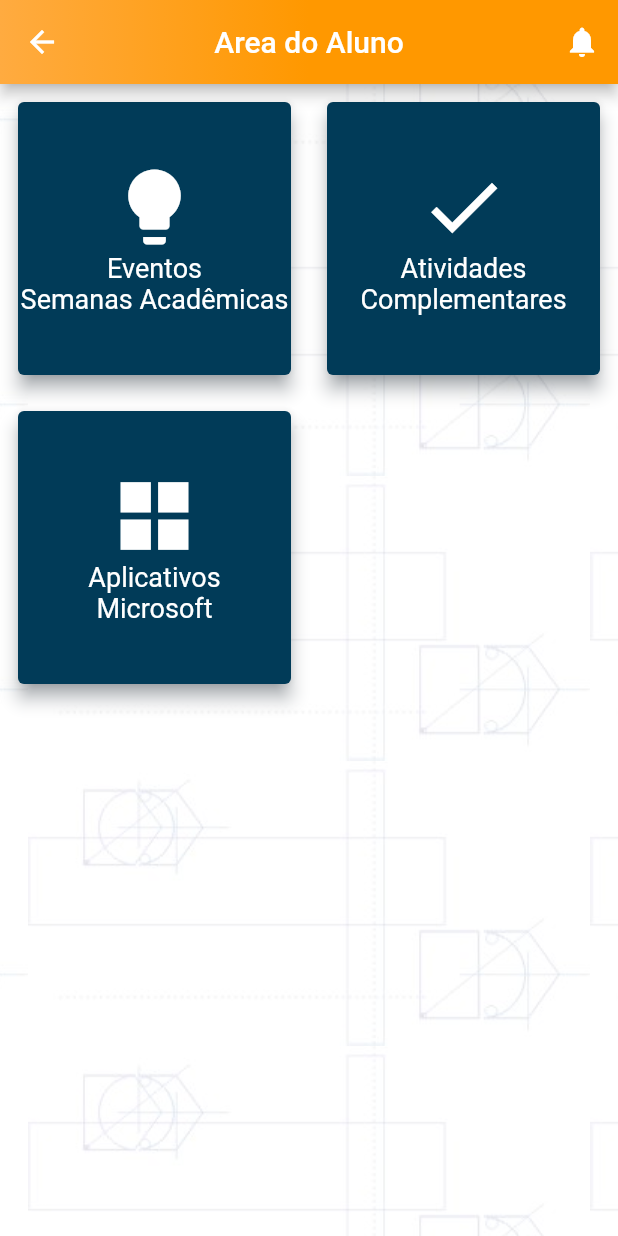
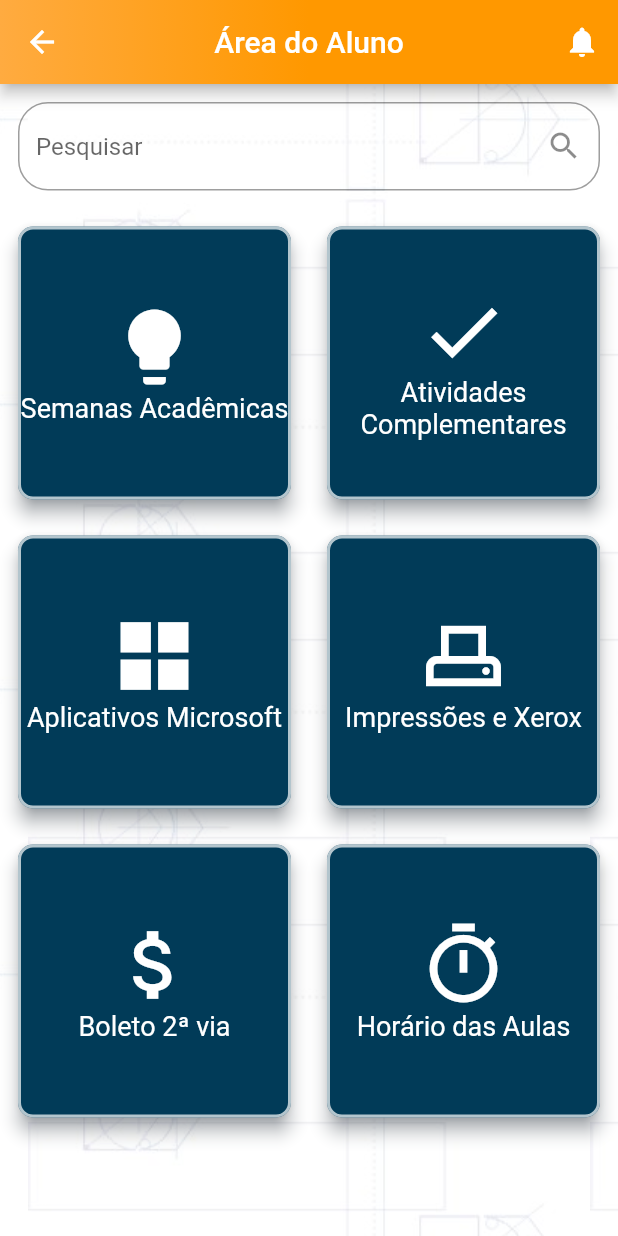
Before and after one commit to NegevTK/Projetos, a Flutter app: the AppTelaMenuPrincipal screen opened by its route, on a phone screen of 412 x 824 dp. Run offline on Flutter 3.47's test engine with Material 2 defaults, Android fonts, the phone set to English and light mode, and no system bars; our stand-ins replace curved_navigation_bar, firebase_auth, firebase_core, firebase_storage, flutter_modular, image_picker and 2 more; missing offline and left inert: get_version, giffy_dialog, videos_player; accounts and stored records are empty; generated files the repository leaves out were written again.

Commit message:
alterações.

```diff
--- a/Projeto Portal Academico/app_portal_academico/lib/telas/login/app_tela_login_view.dart
+++ b/Projeto Portal Academico/app_portal_academico/lib/telas/login/app_tela_login_view.dart
@@ -68,7 +68,7 @@ class _AppTelaLoginState extends State<AppTelaLogin> {
   Widget logo() {
     return Padding(
       padding: const EdgeInsets.only(
-          left: 18.0, right: 18.0, top: 50.0, bottom: 30.0),
+          left: 30.0, right: 30.0, top: 50.0, bottom: 30.0),
       child: Container(
         height: 100,
         width: double.infinity,
@@ -141,15 +141,13 @@ class _AppTelaLoginState extends State<AppTelaLogin> {
       child: TextFormField(
         obscureText: labelText == 'Senha' ? true : false,
         decoration: InputDecoration(
-            fillColor: Colors.white,
-            filled: true,
           labelText: labelText,
           hintText: hintText,
           prefixIcon: Icon(
             icone,
             color: Colors.orange[700],
           ),
-            border: OutlineInputBorder()),
+        ),
         controller: controller,
         onFieldSubmitted: (value) {
           _formKey.currentState!.validate();
--- a/Projeto Portal Academico/app_portal_academico/lib/telas/menu/app_tela_menu_principal_controller.dart
+++ b/Projeto Portal Academico/app_portal_academico/lib/telas/menu/app_tela_menu_principal_controller.dart
@@ -1,3 +1,5 @@
+// ignore_for_file: avoid_print
+
 import 'package:app_portal_academico/model/categorias_model.dart';
 import 'package:flutter/material.dart';
 
@@ -8,18 +10,30 @@ class AppTelaMenuController {
     ltCategoria = [];
     try {
       Categoria eventos = Categoria(
-          icone: Icons.lightbulb,
-          rota: '',
-          nome: 'Eventos\nSemanas Acadêmicas');
+          icone: Icons.lightbulb, rota: '', nome: 'Semanas Acadêmicas');
       ltCategoria.add(eventos);
 
       Categoria atividades = Categoria(
-          icone: Icons.check, rota: '', nome: 'Atividades\nComplementares');
+          icone: Icons.check, rota: '', nome: 'Atividades Complementares');
       ltCategoria.add(atividades);
 
       Categoria aplicativos = Categoria(
-          icone: Icons.window_sharp, rota: '', nome: 'Aplicativos\nMicrosoft');
+          icone: Icons.window_sharp, rota: '', nome: 'Aplicativos Microsoft');
       ltCategoria.add(aplicativos);
+
+      Categoria campanha = Categoria(
+          icone: Icons.adf_scanner_outlined,
+          rota: '',
+          nome: 'Impressões e Xerox');
+      ltCategoria.add(campanha);
+
+      Categoria boleto = Categoria(
+          icone: Icons.attach_money_outlined, rota: '', nome: 'Boleto 2ª via');
+      ltCategoria.add(boleto);
+
+      Categoria horariosAulas = Categoria(
+          icone: Icons.timer_outlined, rota: '', nome: 'Horário das Aulas');
+      ltCategoria.add(horariosAulas);
     } catch (e) {
       print('AppTelaMenuController - carregaCategoria: $e');
     }
--- a/Projeto Portal Academico/app_portal_academico/lib/telas/menu/app_tela_menu_principal_view.dart
+++ b/Projeto Portal Academico/app_portal_academico/lib/telas/menu/app_tela_menu_principal_view.dart
@@ -26,7 +26,7 @@ class _AppTelaMenuPrincipalState extends State<AppTelaMenuPrincipal> {
       child: Scaffold(
         backgroundColor: Colors.transparent,
         appBar: AppBar(
-          title: Text('Area do Aluno'),
+          title: Text('Área do Aluno'),
           centerTitle: true,
           flexibleSpace: Container(
             decoration: const BoxDecoration(
@@ -44,7 +44,10 @@ class _AppTelaMenuPrincipalState extends State<AppTelaMenuPrincipal> {
           ],
         ),
         body: SingleChildScrollView(
-          child: corpoMenuPrincipal(),
+          child: Column(children: [
+            textFormField(icone: Icons.search, hintText: 'Pesquisar'),
+            corpoMenuPrincipal()
+          ]),
         ),
       ),
     );
@@ -73,10 +76,44 @@ class _AppTelaMenuPrincipalState extends State<AppTelaMenuPrincipal> {
     );
   }
 
+  Widget textFormField(
+      {TextEditingController? controller,
+      String? labelText,
+      String? hintText,
+      IconData? icone}) {
+    return Padding(
+      padding: const EdgeInsets.all(12.0),
+      child: TextFormField(
+        obscureText: labelText == 'Senha' ? true : false,
+        decoration: InputDecoration(
+          border: OutlineInputBorder(borderRadius: BorderRadius.circular(20.0)),
+          labelText: labelText,
+          hintText: hintText,
+          suffixIcon: Icon(
+            icone,
+          ),
+        ),
+        controller: controller,
+        onFieldSubmitted: (value) {},
+        validator: (value) {
+          if (value == null || value == '') {
+            return '*Campo obrigatório!';
+          } else {
+            return null;
+          }
+        },
+      ),
+    );
+  }
+
   Widget categoria(Categoria item) {
     return Padding(
       padding: const EdgeInsets.all(8.0),
       child: Card(
+        shape: RoundedRectangleBorder(
+          side: BorderSide(color: Colors.white70, width: 2),
+          borderRadius: BorderRadius.circular(10),
+        ),
         elevation: 5.0,
         shadowColor: Color.fromARGB(255, 3, 36, 63),
         color: Color.fromARGB(255, 1, 59, 88),
```
Lines whose indentation alone changed are shown as unchanged.
